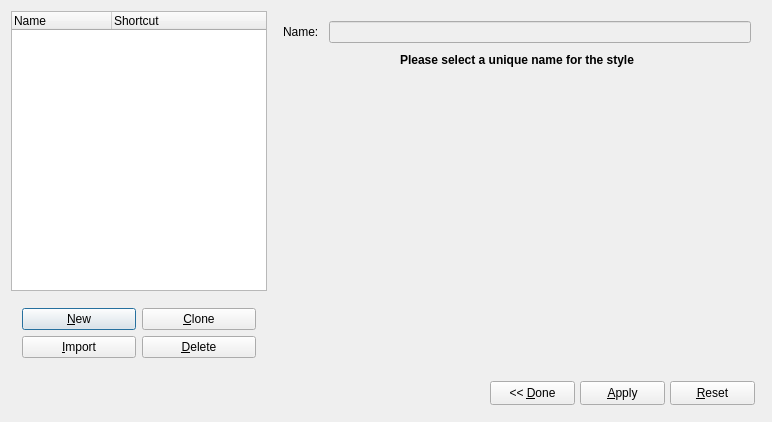
Qt form scribus/ui/stylemanager.ui (scribusproject/scribus) before a commit.
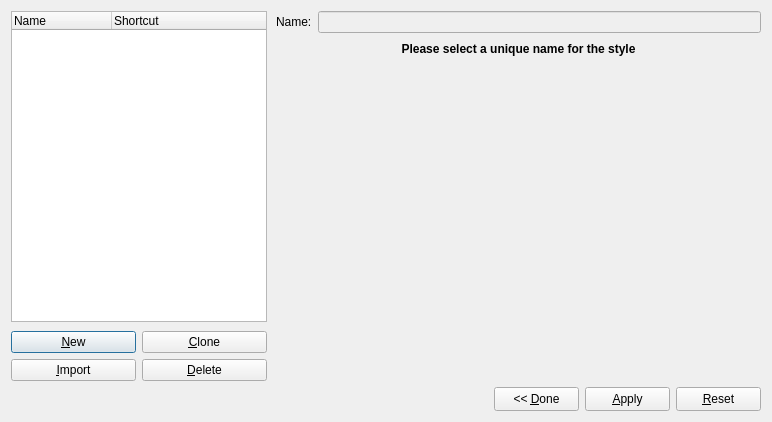
The same form after that commit. Custom widgets are drawn as their Qt base class.

Commit message: #16381: Update main layout's margins for Style Manager <bubu>

Patch:
```diff
--- a/scribus/ui/stylemanager.ui
+++ b/scribus/ui/stylemanager.ui
@@ -25,8 +25,14 @@
   <layout class="QVBoxLayout" name="verticalLayout_2">
    <item>
     <layout class="QHBoxLayout" name="horizontalLayout">
+     <property name="spacing">
+      <number>9</number>
+     </property>
      <item>
       <layout class="QVBoxLayout" name="verticalLayout">
+       <property name="spacing">
+        <number>9</number>
+       </property>
        <item>
         <widget class="StyleView" name="styleView">
          <property name="sizePolicy">
@@ -86,6 +92,18 @@
           <number>0</number>
          </property>
          <layout class="QGridLayout" name="gridLayout">
+          <property name="leftMargin">
+           <number>0</number>
+          </property>
+          <property name="topMargin">
+           <number>0</number>
+          </property>
+          <property name="rightMargin">
+           <number>0</number>
+          </property>
+          <property name="bottomMargin">
+           <number>0</number>
+          </property>
           <item row="0" column="0">
            <widget class="QPushButton" name="newButton">
             <property name="sizePolicy">
@@ -225,6 +243,9 @@
           </property>
           <layout class="QVBoxLayout">
            <property name="spacing">
+            <number>9</number>
+           </property>
+           <property name="leftMargin">
             <number>0</number>
            </property>
            <property name="margin">
@@ -232,12 +253,6 @@
            </property>
            <item>
             <layout class="QHBoxLayout">
-             <property name="spacing">
-              <number>10</number>
-             </property>
-             <property name="margin">
-              <number>10</number>
-             </property>
              <item>
               <widget class="QLabel" name="nameLabel">
                <property name="text">
@@ -318,11 +333,20 @@
      <item>
       <layout class="QHBoxLayout">
        <property name="spacing">
-        <number>5</number>
-       </property>
-       <property name="margin">
         <number>6</number>
        </property>
+       <property name="leftMargin">
+        <number>0</number>
+       </property>
+       <property name="topMargin">
+        <number>0</number>
+       </property>
+       <property name="rightMargin">
+        <number>0</number>
+       </property>
+       <property name="bottomMargin">
+        <number>0</number>
+       </property>
        <item>
         <widget class="QPushButton" name="okButton">
          <property name="sizePolicy">
```
Left out of the diff: 19 changed lines with no effect on the pictures. The commit also changes 6 other files.
